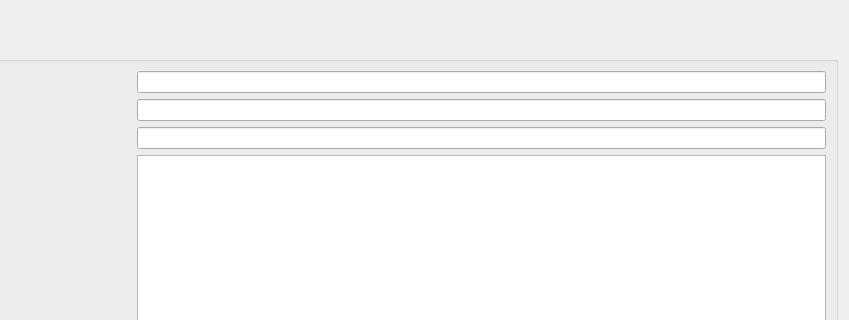
This is UI/VeriFormlari/krgsubebilgileriekle.ui in Alder-Team/KargoOtomasyonu as Qt 5 draws it before an edit; both pictures show x 351 to 1200 and y 0 to 320 of the 1200 by 700 pixel window. The edited form follows.
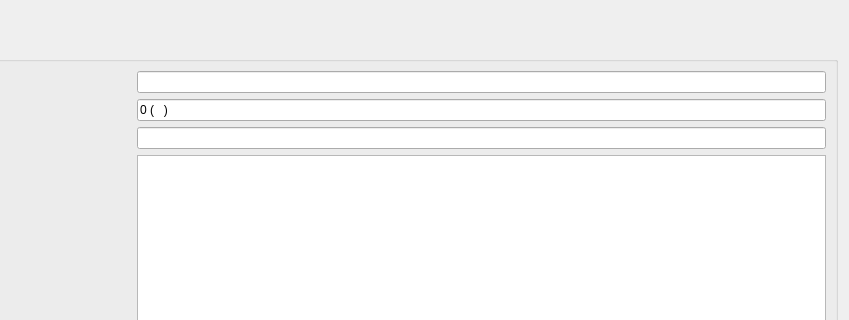
This is the edited form.

Commit message: update sube duzenleme ve silme

The edit to the form file:
```diff
--- a/UI/VeriFormlari/krgsubebilgileriekle.ui
+++ b/UI/VeriFormlari/krgsubebilgileriekle.ui
@@ -68,7 +68,11 @@
              </widget>
             </item>
             <item>
-             <widget class="QLineEdit" name="lineEditSubeTelefonNumarasi"/>
+             <widget class="QLineEdit" name="lineEditSubeTelefonNumarasi">
+              <property name="inputMask">
+               <string>\0 (D99) 999 99 99</string>
+              </property>
+             </widget>
             </item>
            </layout>
           </item>
```
The commit also changes 1 other file.
